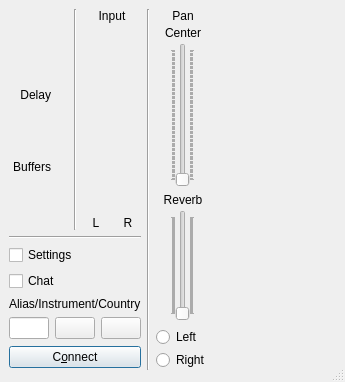
First picture: the form in src/clientdlgbase.ui, repository jamulussoftware/jamulus, before the edit.
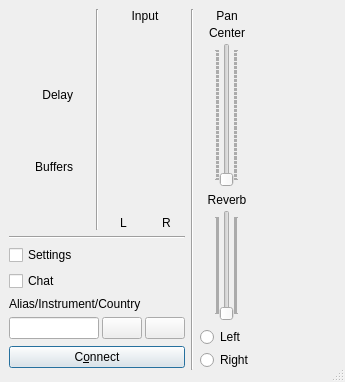
Second picture: the form after the edit. Icons and pictures are not drawn. Custom widgets are drawn as their Qt base class.

Commit message: - a minimum size for the fader label text must be given, otherwise it could be too small which is not desired - decrease the spacing between the icon buttons since the horizontal space is limited

What changed in the file:
```diff
--- a/src/clientdlgbase.ui
+++ b/src/clientdlgbase.ui
@@ -350,6 +350,9 @@
         </item>
         <item>
          <layout class="QHBoxLayout">
+          <property name="spacing">
+           <number>3</number>
+          </property>
           <item>
            <widget class="QLineEdit" name="edtFaderTag">
             <property name="sizePolicy">
@@ -360,7 +363,7 @@
             </property>
             <property name="minimumSize">
              <size>
-              <width>40</width>
+              <width>90</width>
               <height>0</height>
              </size>
             </property>
```
